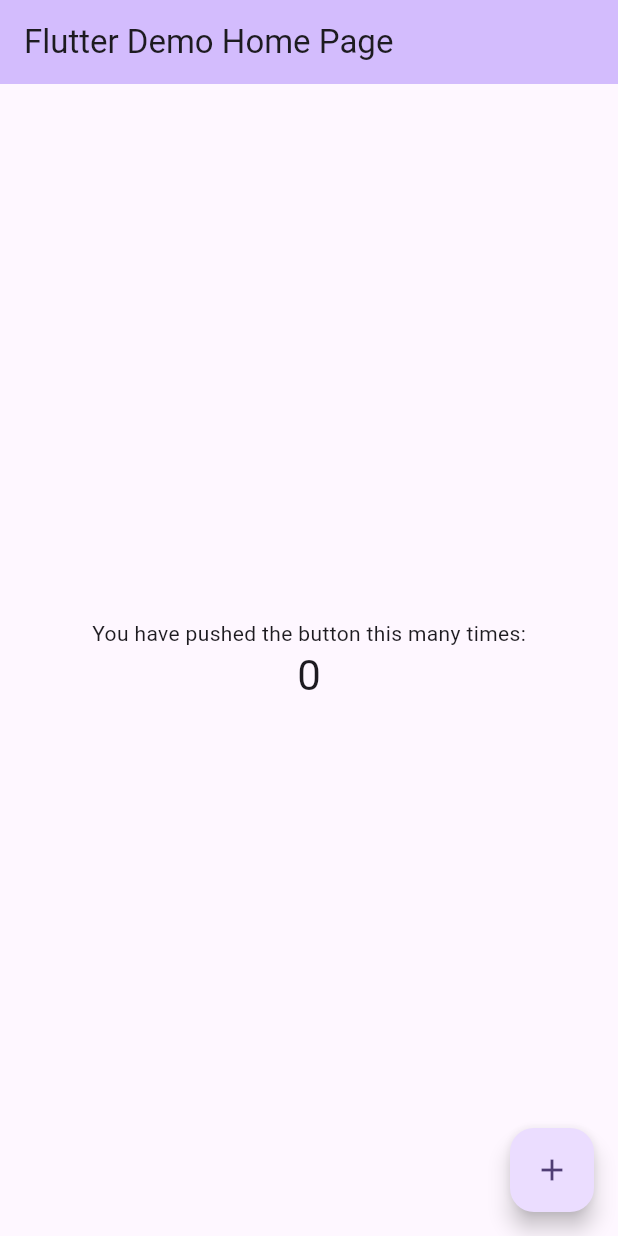
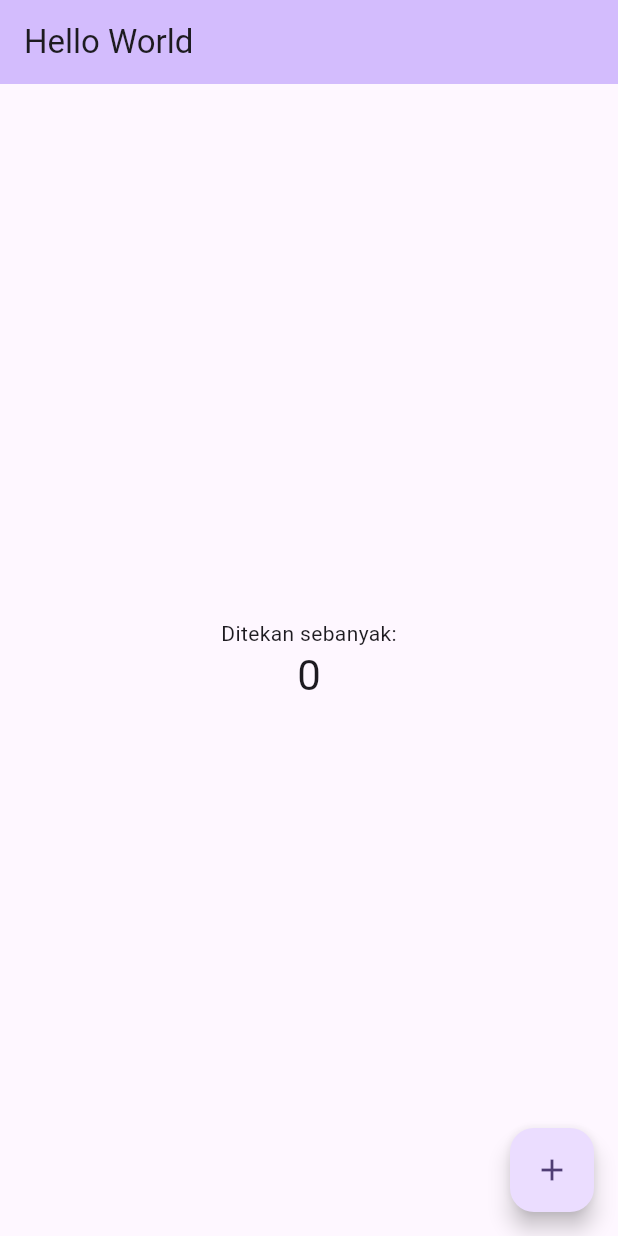
Before and after one commit to gabrieldimas/elibrary-mobile-app, a Flutter app: the screen it shows after launch, on a phone screen of 412 x 824 dp. Run offline on Flutter 3.47's test engine with Material 3 defaults, Android fonts, the light colour scheme and no system bars.

Commit message:
minor update

```diff
--- a/simbesi/lib/main.dart
+++ b/simbesi/lib/main.dart
@@ -7,7 +7,6 @@
 class MyApp extends StatelessWidget {
   const MyApp({super.key});
 
-  // This widget is the root of your application.
   @override
   Widget build(BuildContext context) {
     return MaterialApp(
@@ -31,7 +30,7 @@
         colorScheme: ColorScheme.fromSeed(seedColor: Colors.deepPurple),
         useMaterial3: true,
       ),
-      home: const MyHomePage(title: 'Flutter Demo Home Page'),
+      home: const MyHomePage(title: 'Hello World'),
     );
   }
 }
@@ -106,7 +105,7 @@
           mainAxisAlignment: MainAxisAlignment.center,
           children: <Widget>[
             const Text(
-              'You have pushed the button this many times:',
+              'Ditekan sebanyak:',
             ),
             Text(
               '$_counter',
```
